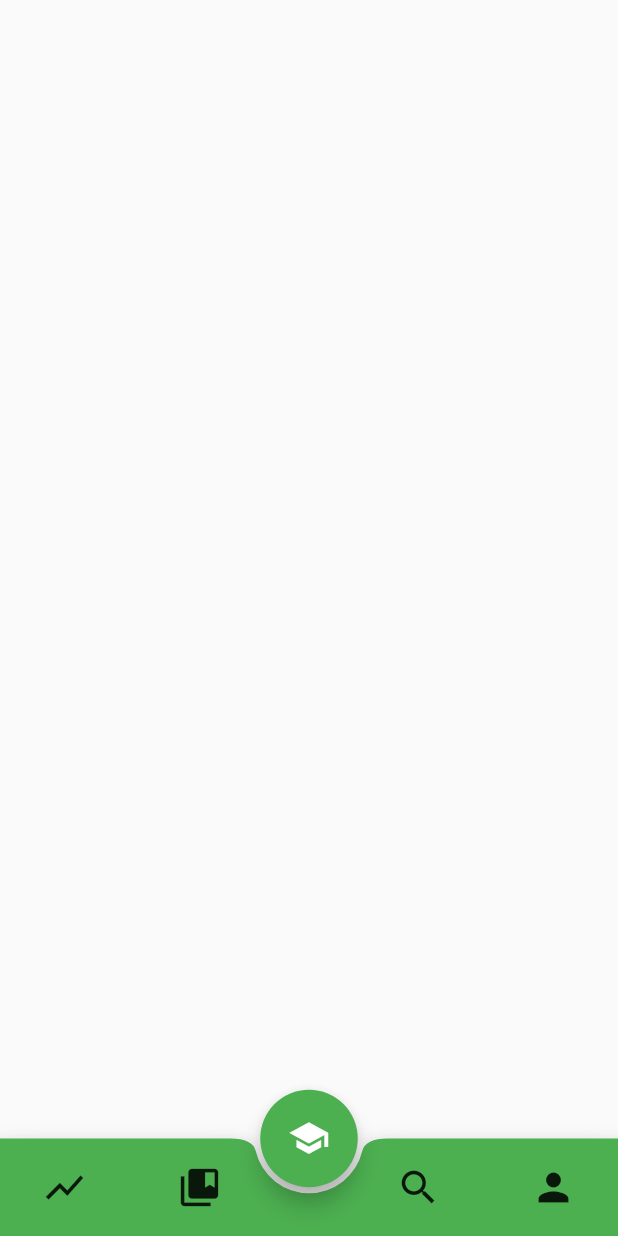
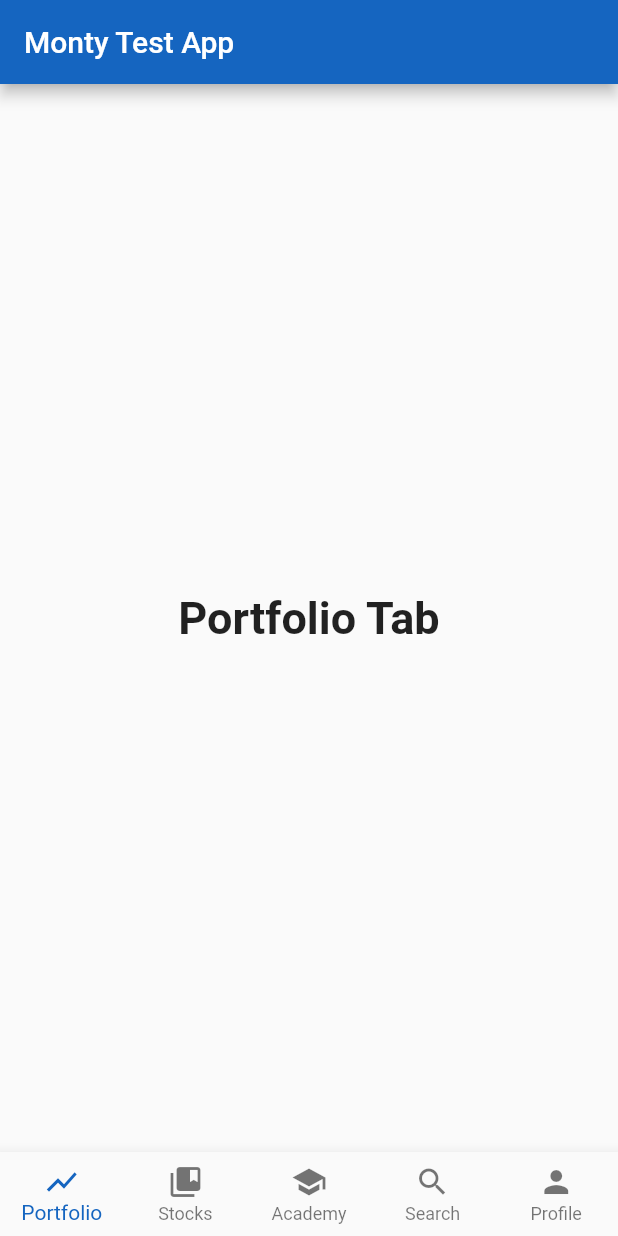
Before and after one commit to wadthyk/monty_kr, a Flutter app: the screen it shows after launch, on a phone screen of 412 x 824 dp. Run offline on Flutter 3.47's test engine with Material 2 defaults, Android fonts, the phone set to English and light mode, and no system bars.

Commit message:
new_appdesign_blue

```diff
--- a/lib/main.dart
+++ b/lib/main.dart
@@ -1,103 +1,97 @@
-import 'dart:math';
-
 import 'package:flutter/material.dart';
 
-//The main function is the starting point for all of our Flutter apps
 void main() => runApp(MyApp());
 
+/// This Widget is the main application widget.
 class MyApp extends StatelessWidget {
-  static const String _title = 'Flutter Code Sample';
+  static const String _title = 'Flutter Code Sample - Monty';
 
   @override
   Widget build(BuildContext context) {
     return MaterialApp(
       title: _title,
-      home: MainPage(),
+      home: MyStatefulWidget(),
     );
   }
 }
 
-class MainPage extends StatefulWidget {
+class MyStatefulWidget extends StatefulWidget {
+  MyStatefulWidget({Key key}) : super(key: key);
+
   @override
-  HomePage createState() => HomePage();
+  _MyStatefulWidgetState createState() => _MyStatefulWidgetState();
 }
 
-class HomePage extends State<MainPage> {
-  //PageController _myPage = PageController(initialPage: 0);
-  int currentIndex;
+class _MyStatefulWidgetState extends State<MyStatefulWidget> {
+  int _selectedIndex = 0;
+  static const TextStyle optionStyle =
+      TextStyle(fontSize: 30, fontWeight: FontWeight.bold);
+  static const List<Widget> _widgetOptions = <Widget>[
+    Text(
+      'Portfolio Tab',
+      style: optionStyle,
+    ),
+    Text(
+      'Stocks Tab',
+      style: optionStyle,
+    ),
+    Text(
+      'Academy Tab',
+      style: optionStyle,
+    ),
+    Text(
+      'Search Tab',
+      style: optionStyle,
+    ),
+    Text(
+      'Profile Tab',
+      style: optionStyle,
+    ),
+  ];
+
+  void _onItemTapped(int index) {
+    setState(() {
+      _selectedIndex = index;
+    });
+  }
 
   @override
-  //_MyApp createState() => MyApp();
   Widget build(BuildContext context) {
     return Scaffold(
-      floatingActionButton: Container(
-        height: 65.0,
-        width: 65.0,
-        child: FittedBox(
-          child: FloatingActionButton(
-            onPressed: () {},
-            child: Icon(Icons.school),
-            backgroundColor: Colors.green,
+      appBar: AppBar(
+        title: const Text('Monty Test App'),
+        backgroundColor: Colors.blue[800],
       ),
+      body: Center(
+        child: _widgetOptions.elementAt(_selectedIndex),
       ),
+      bottomNavigationBar: BottomNavigationBar(
+        type: BottomNavigationBarType.fixed,
+        items: const <BottomNavigationBarItem>[
+          BottomNavigationBarItem(
+            icon: Icon(Icons.show_chart),
+            title: Text('Portfolio'),
           ),
-      floatingActionButtonLocation: FloatingActionButtonLocation.centerDocked,
-      bottomNavigationBar: BottomAppBar(
-        shape: CircularNotchedRectangle(),
-        color: Colors.green,
-        child: Container(
-          height: 65.0,
-          child: Row(
-            mainAxisSize: MainAxisSize.max,
-            mainAxisAlignment: MainAxisAlignment.spaceBetween,
-            children: <Widget>[
-              IconButton(
-                iconSize: 30.0,
-                padding: EdgeInsets.only(left: 28.0),
-                icon: Icon(Icons.show_chart),
-                onPressed: () {
-                  setState(() {
-                    currentIndex = 0;
-                    //change tab (Home.dart)
-                    print("${currentIndex}");
-                  });
-                },
+          BottomNavigationBarItem(
+            icon: Icon(Icons.collections_bookmark),
+            title: Text('Stocks'),
           ),
-              IconButton(
-                iconSize: 30.0,
-                padding: EdgeInsets.only(right: 28.0),
-                icon: Icon(Icons.collections_bookmark),
-                onPressed: () {
-                  setState(() {
-                    currentIndex = 1;
-                    print("${currentIndex}");
-                  });
-                },
+          BottomNavigationBarItem(
+            icon: Icon(Icons.school),
+            title: Text('Academy'),
           ),
-              IconButton(
-                iconSize: 30.0,
-                padding: EdgeInsets.only(left: 28.0),
+          BottomNavigationBarItem(
             icon: Icon(Icons.search),
-                onPressed: () {
-                  setState(() {
-                    currentIndex = 2;
-                    print("${currentIndex}");
-                  });
-                },
+            title: Text('Search'),
           ),
-              IconButton(
-                  iconSize: 30.0,
-                  padding: EdgeInsets.only(right: 28.0),
+          BottomNavigationBarItem(
             icon: Icon(Icons.person),
-                  onPressed: () {
-                    setState(() {
-                      currentIndex = 3;
-                      print("${currentIndex}");
-                    });
-                  })
+            title: Text('Profile'),
+          ),
         ],
-          ),
-        ),
+        currentIndex: _selectedIndex,
+        selectedItemColor: Colors.blue[800],
+        onTap: _onItemTapped,
       ),
     );
   }
```
Lines whose indentation alone changed are shown as unchanged.
